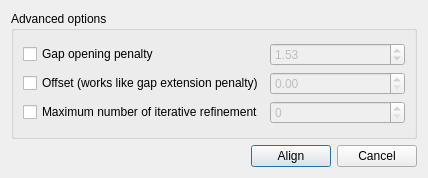
Old version of the form src/plugins/external_tool_support/src/ui/MAFFTSupportRunDialog.ui in the repository dualword/ugene-qt4.
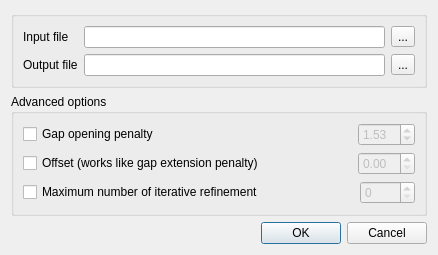
New version of the form.

Patch:
```diff
--- a/src/plugins/external_tool_support/src/ui/MAFFTSupportRunDialog.ui
+++ b/src/plugins/external_tool_support/src/ui/MAFFTSupportRunDialog.ui
@@ -6,22 +6,79 @@
    <rect>
     <x>0</x>
     <y>0</y>
-    <width>428</width>
-    <height>178</height>
+    <width>438</width>
+    <height>238</height>
    </rect>
   </property>
+  <property name="minimumSize">
+   <size>
+    <width>438</width>
+    <height>0</height>
+   </size>
+  </property>
   <property name="windowTitle">
    <string>Align with MAFFT</string>
   </property>
+  <layout class="QVBoxLayout" name="verticalLayout_2">
+   <item>
   <layout class="QVBoxLayout" name="verticalLayout">
+     <item>
+      <widget class="QGroupBox" name="inputGroupBox">
+       <property name="title">
+        <string/>
+       </property>
+       <layout class="QGridLayout" name="gridLayout_2">
+        <item row="0" column="0">
+         <layout class="QGridLayout" name="gridLayout">
+          <item row="0" column="0">
+           <widget class="QLabel" name="label">
+            <property name="text">
+             <string>Input file</string>
+            </property>
+           </widget>
+          </item>
+          <item row="0" column="1">
+           <widget class="QLineEdit" name="inputFileLineEdit"/>
+          </item>
+          <item row="0" column="2">
+           <widget class="QToolButton" name="inputFilePathButton">
+            <property name="text">
+             <string>...</string>
+            </property>
+           </widget>
+          </item>
+          <item row="1" column="0">
+           <widget class="QLabel" name="label_2">
+            <property name="text">
+             <string>Output file</string>
+            </property>
+           </widget>
+          </item>
+          <item row="1" column="1">
+           <widget class="QLineEdit" name="outputFileLineEdit"/>
+          </item>
+          <item row="1" column="2">
+           <widget class="QToolButton" name="outputFilePathButton">
+            <property name="text">
+             <string>...</string>
+            </property>
+           </widget>
+          </item>
+         </layout>
+        </item>
+       </layout>
+      </widget>
+     </item>
    <item>
     <widget class="QGroupBox" name="groupBox">
      <property name="title">
       <string>Advanced options</string>
      </property>
-     <layout class="QVBoxLayout" name="verticalLayout_2">
-      <item>
-       <layout class="QGridLayout" name="gridLayout">
+       <layout class="QGridLayout" name="gridLayout_7">
+        <item row="0" column="0">
+         <layout class="QGridLayout" name="gridLayout_6">
+          <item row="0" column="0">
+           <layout class="QGridLayout" name="gridLayout_3">
         <item row="0" column="0">
          <widget class="QCheckBox" name="gapOpenCheckBox">
           <property name="text">
@@ -30,10 +87,29 @@
          </widget>
         </item>
         <item row="0" column="1">
+             <spacer name="horizontalSpacer_2">
+              <property name="orientation">
+               <enum>Qt::Horizontal</enum>
+              </property>
+              <property name="sizeHint" stdset="0">
+               <size>
+                <width>40</width>
+                <height>20</height>
+               </size>
+              </property>
+             </spacer>
+            </item>
+            <item row="0" column="2">
          <widget class="QDoubleSpinBox" name="gapOpenSpinBox">
           <property name="enabled">
            <bool>false</bool>
           </property>
+              <property name="minimumSize">
+               <size>
+                <width>55</width>
+                <height>0</height>
+               </size>
+              </property>
           <property name="maximum">
            <double>10.000000000000000</double>
           </property>
@@ -45,18 +121,41 @@
           </property>
          </widget>
         </item>
+           </layout>
+          </item>
         <item row="1" column="0">
+           <layout class="QGridLayout" name="gridLayout_4">
+            <item row="0" column="0">
          <widget class="QCheckBox" name="gapExtCheckBox">
           <property name="text">
            <string>Offset (works like gap extension penalty)</string>
           </property>
          </widget>
         </item>
-        <item row="1" column="1">
+            <item row="0" column="1">
+             <spacer name="horizontalSpacer_3">
+              <property name="orientation">
+               <enum>Qt::Horizontal</enum>
+              </property>
+              <property name="sizeHint" stdset="0">
+               <size>
+                <width>40</width>
+                <height>20</height>
+               </size>
+              </property>
+             </spacer>
+            </item>
+            <item row="0" column="2">
          <widget class="QDoubleSpinBox" name="gapExtSpinBox">
           <property name="enabled">
            <bool>false</bool>
           </property>
+              <property name="minimumSize">
+               <size>
+                <width>55</width>
+                <height>0</height>
+               </size>
+              </property>
           <property name="maximum">
            <double>10.000000000000000</double>
           </property>
@@ -65,18 +164,47 @@
           </property>
          </widget>
         </item>
+           </layout>
+          </item>
         <item row="2" column="0">
+           <layout class="QGridLayout" name="gridLayout_5">
+            <item row="0" column="0">
          <widget class="QCheckBox" name="maxNumberIterRefinementCheckBox">
           <property name="text">
            <string>Maximum number of iterative refinement</string>
           </property>
          </widget>
         </item>
-        <item row="2" column="1">
+            <item row="0" column="1">
+             <spacer name="horizontalSpacer_4">
+              <property name="orientation">
+               <enum>Qt::Horizontal</enum>
+              </property>
+              <property name="sizeHint" stdset="0">
+               <size>
+                <width>40</width>
+                <height>20</height>
+               </size>
+              </property>
+             </spacer>
+            </item>
+            <item row="0" column="2">
          <widget class="QSpinBox" name="maxNumberIterRefinementSpinBox">
           <property name="enabled">
            <bool>false</bool>
           </property>
+              <property name="sizePolicy">
+               <sizepolicy hsizetype="Minimum" vsizetype="Fixed">
+                <horstretch>0</horstretch>
+                <verstretch>0</verstretch>
+               </sizepolicy>
+              </property>
+              <property name="minimumSize">
+               <size>
+                <width>55</width>
+                <height>0</height>
+               </size>
+              </property>
           <property name="maximum">
            <number>1000</number>
           </property>
@@ -85,38 +213,18 @@
        </layout>
       </item>
      </layout>
-    </widget>
-   </item>
-   <item>
-    <layout class="QHBoxLayout" name="horizontalLayout">
-     <item>
-      <spacer name="horizontalSpacer">
-       <property name="orientation">
-        <enum>Qt::Horizontal</enum>
-       </property>
-       <property name="sizeHint" stdset="0">
-        <size>
-         <width>40</width>
-         <height>20</height>
-        </size>
-       </property>
-      </spacer>
+        </item>
+       </layout>
+      </widget>
+     </item>
+    </layout>
      </item>
      <item>
-      <widget class="QPushButton" name="alignButton">
-       <property name="text">
-        <string>Align</string>
-       </property>
-      </widget>
-     </item>
-     <item>
-      <widget class="QPushButton" name="cancelButton">
-       <property name="text">
-        <string>Cancel</string>
-       </property>
-      </widget>
-     </item>
-    </layout>
+    <widget class="QDialogButtonBox" name="buttonBox">
+     <property name="standardButtons">
+      <set>QDialogButtonBox::Cancel|QDialogButtonBox::Ok</set>
+     </property>
+    </widget>
    </item>
   </layout>
  </widget>
```
Lines whose indentation alone changed are shown as unchanged.
